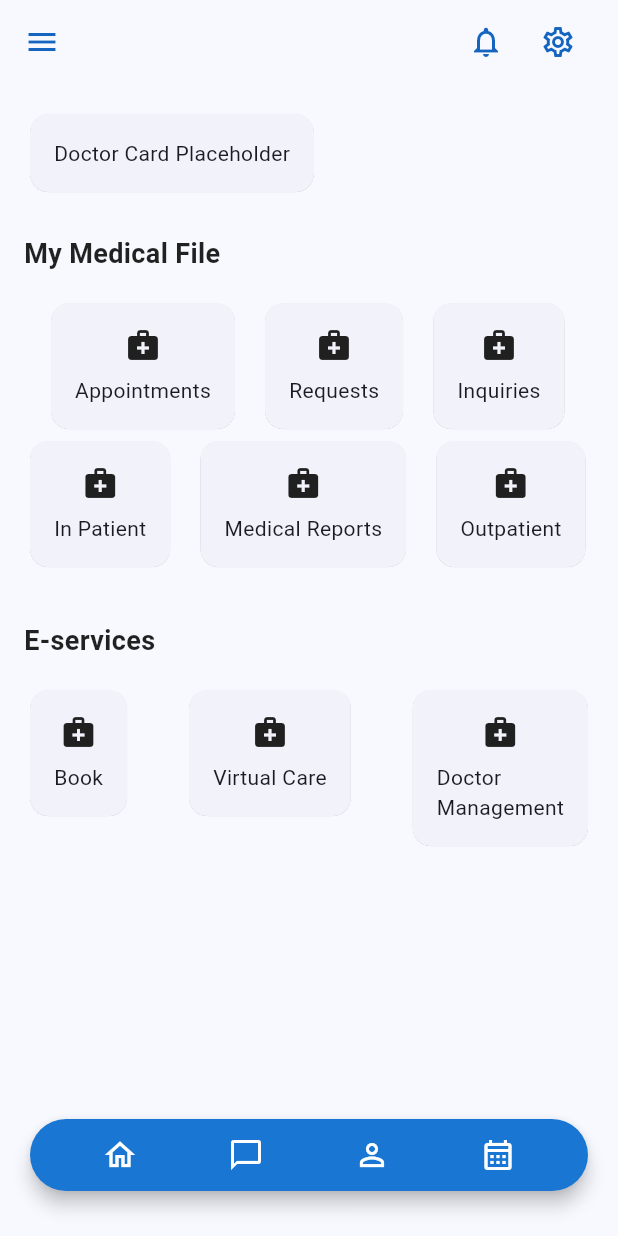
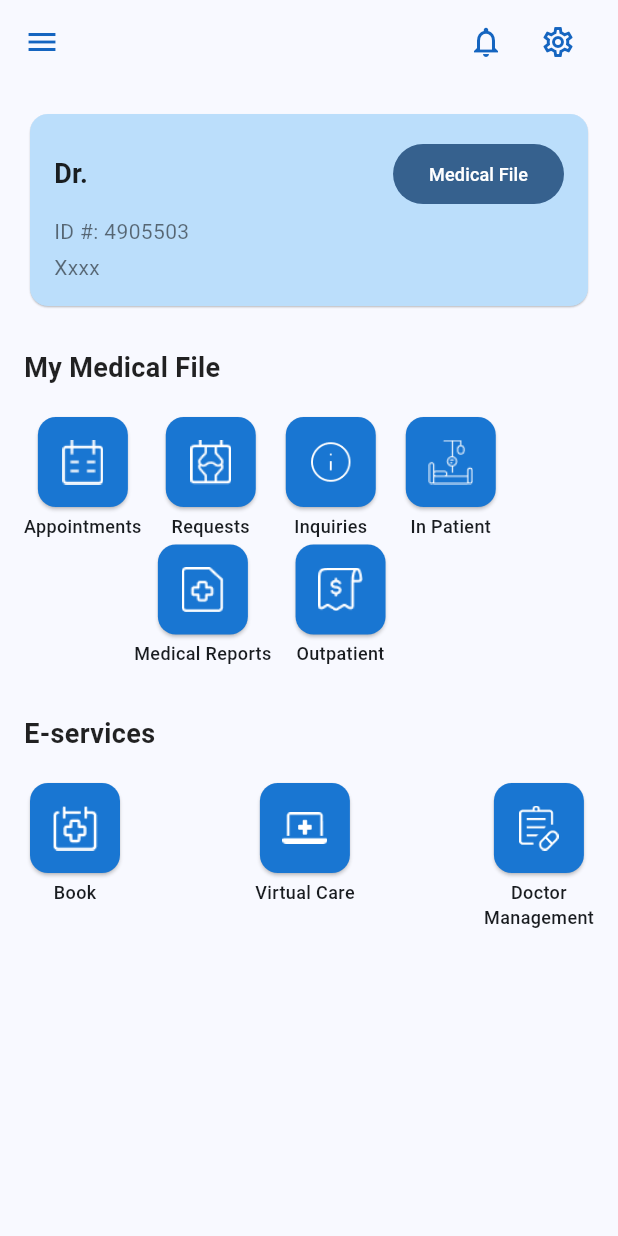
Before and after one commit to ModatherAli/medical_city, a Flutter app: the MainScreen screen opened by its route, on a phone screen of 412 x 824 dp. Run offline on Flutter 3.47's test engine with Material 3 defaults, Android fonts, the phone set to English and light mode, and no system bars; our stand-ins replace awesome_notifications, cloud_firestore, connectivity_plus, dartz, firebase_auth, firebase_core and 10 more; accounts and stored records are empty; Roboto replaces fonts that are missing (Rubik); key blocks and very long unbroken strings in the code were emptied for the run.

Commit message:
updated BottomNavigationBar

```diff
--- a/lib/controllers/user_controller.dart
+++ b/lib/controllers/user_controller.dart
@@ -6,14 +6,8 @@ import 'package:medical_city/models/user_model.dart';
 import 'package:medical_city/services/firebase/firebase.dart';
 
 class UserController extends GetxController {
-  UserModel? currentUser;
+  UserModel? currentUser = UserModel.empty();
   String? _verificationId;
-
-  @override
-  void onInit() {
-    super.onInit();
-    getUserData();
-  }
 
   Future<void> getUserData() async {
     User? user = FirebaseAuth.instance.currentUser;
--- a/lib/screens/main/main_screen.dart
+++ b/lib/screens/main/main_screen.dart
@@ -1,8 +1,6 @@
 import 'package:flutter/material.dart';
-import 'package:go_router/go_router.dart';
-import 'package:medical_city/app/router/navigation_routes.dart';
-import 'package:medical_city/screens/widgets/dector_card.dart';
-import 'package:medical_city/screens/widgets/service_card.dart';
+import 'package:medical_city/screens/main/widgets/dector_card.dart';
+import 'package:medical_city/screens/main/widgets/service_card.dart';
 
 class MainScreen extends StatelessWidget {
   const MainScreen({super.key});
@@ -122,41 +120,6 @@ class MainScreen extends StatelessWidget {
           ],
         ),
       ),
-      bottomNavigationBar: Card(
-        margin: const EdgeInsets.only(left: 20, right: 20, bottom: 30),
-
-        shape: RoundedRectangleBorder(
-          borderRadius: BorderRadius.circular(40.0),
-        ),
-        elevation: 5,
-        color: Colors.blue[700],
-        child: Row(
-          mainAxisAlignment: MainAxisAlignment.spaceEvenly,
-          crossAxisAlignment: CrossAxisAlignment.center,
-          children: [
-            IconButton(
-              color: Colors.white,
-              onPressed: () {},
-              icon: Icon(Icons.home_outlined),
-            ),
-            IconButton(
-              color: Colors.white,
-              onPressed: () {},
-              icon: Icon(Icons.chat_bubble_outline),
-            ),
-            IconButton(
-              color: Colors.white,
-              onPressed: () => context.push(NavigationRoutes.profile),
-              icon: Icon(Icons.person_outline),
-            ),
-            IconButton(
-              color: Colors.white,
-              onPressed: () {},
-              icon: Icon(Icons.calendar_month_outlined),
-            ),
-          ],
-        ),
-      ),
     );
   }
 }
--- /dev/null
+++ b/lib/screens/main/widgets/dector_card.dart
@@ -0,0 +1,60 @@
+import 'package:flutter/material.dart';
+import 'package:get/get_state_manager/src/simple/get_state.dart';
+import 'package:medical_city/controllers/user_controller.dart';
+
+class DectorCard extends StatelessWidget {
+  const DectorCard({super.key});
+
+  @override
+  Widget build(BuildContext context) {
+    return GetBuilder<UserController>(
+      builder: (userController) {
+        var user = userController.currentUser!;
+        return Card(
+          color: Colors.blue[100],
+          elevation: 0.5,
+          child: Container(
+            width: double.infinity,
+            padding: const EdgeInsets.all(16),
+            decoration: BoxDecoration(borderRadius: BorderRadius.circular(12)),
+            child: Column(
+              crossAxisAlignment: CrossAxisAlignment.start,
+              children: [
+                Row(
+                  mainAxisAlignment: MainAxisAlignment.spaceBetween,
+                  children: [
+                    Text(
+                      'Dr. ${user.name}',
+                      style: TextStyle(
+                        fontSize: 18,
+                        fontWeight: FontWeight.bold,
+                        color: Colors.black87,
+                      ),
+                    ),
+                    FilledButton(
+                      onPressed: () {},
+                      child: const Text(
+                        'Medical File',
+                        style: TextStyle(fontSize: 12),
+                      ),
+                    ),
+                  ],
+                ),
+                const SizedBox(height: 4),
+                const Text(
+                  'ID #: 4905503',
+                  style: TextStyle(fontSize: 14, color: Colors.black54),
+                ),
+                const SizedBox(height: 4),
+                const Text(
+                  'Xxxx',
+                  style: TextStyle(fontSize: 14, color: Colors.black54),
+                ),
+              ],
+            ),
+          ),
+        );
+      },
+    );
+  }
+}
--- /dev/null
+++ b/lib/screens/main/widgets/service_card.dart
@@ -0,0 +1,34 @@
+import 'package:flutter/material.dart';
+
+class ServiceCard extends StatelessWidget {
+  final String icon;
+  final String title;
+  const ServiceCard({super.key, required this.icon, required this.title});
+
+  @override
+  Widget build(BuildContext context) {
+    return Column(
+      children: [
+        InkWell(
+          onTap: () {},
+          child: Card(
+            elevation: 1,
+            color: Colors.blue[700],
+            child: Container(
+              height: 60,
+              width: 60,
+              padding: EdgeInsets.all(15),
+              child: Image.asset(icon),
+            ),
+          ),
+        ),
+
+        Text(
+          title,
+          textAlign: TextAlign.center,
+          style: const TextStyle(fontSize: 12, fontWeight: FontWeight.w500),
+        ),
+      ],
+    );
+  }
+}
--- a/lib/screens/widgets/dector_card.dart
+++ /dev/null
@@ -1,15 +0,0 @@
-import 'package:flutter/material.dart';
-
-class DectorCard extends StatelessWidget {
-  const DectorCard({super.key});
-
-  @override
-  Widget build(BuildContext context) {
-    return const Card(
-      child: Padding(
-        padding: EdgeInsets.all(16.0),
-        child: Text('Doctor Card Placeholder'),
-      ),
-    );
-  }
-}
--- a/lib/screens/widgets/service_card.dart
+++ /dev/null
@@ -1,29 +0,0 @@
-import 'package:flutter/material.dart';
-
-class ServiceCard extends StatelessWidget {
-  final String icon;
-  final String title;
-
-  const ServiceCard({
-    super.key,
-    required this.icon,
-    required this.title,
-  });
-
-  @override
-  Widget build(BuildContext context) {
-    return Card(
-      child: Padding(
-        padding: const EdgeInsets.all(16.0),
-        child: Column(
-          children: [
-            // Using a placeholder icon since the asset is not available
-            const Icon(Icons.medical_services),
-            const SizedBox(height: 8),
-            Text(title),
-          ],
-        ),
-      ),
-    );
-  }
-}
```
Also changed, not shown: lib/models/user_model.dart (+17 -0 lines), lib/screens/main/bottom_nav_bar.dart (added, +57 -0 lines), lib/screens/main/redirect_screen.dart (+5 -5 lines).
